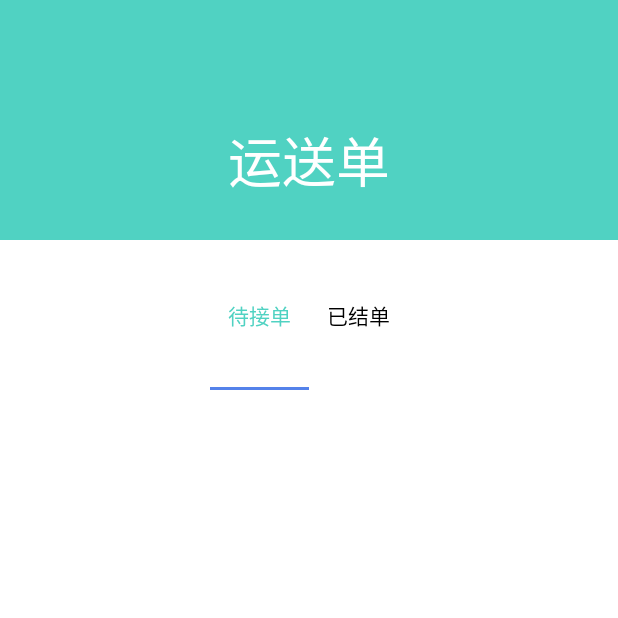
After one commit to zhougangwei/DcDeliver, an Android app: the WaybillReceiveActivity screen opened directly, with no data from a screen before it, on a phone screen of 412 x 824 dp, the top half of it. The commit adds this screen. Run offline under Robolectric (Android 15) with nearby library versions, the phone set to English and light mode, and no system bars; our stand-ins replace ButterKnife, CircleImageView.

Commit message:
第一次更新

```diff
--- a/app/build.gradle
+++ b/app/build.gradle
@@ -16,6 +16,8 @@ android {
             minifyEnabled false
             proguardFiles getDefaultProguardFile('proguard-android.txt'), 'proguard-rules.pro'
         }
+
+
     }
     configurations.all {
         resolutionStrategy.force 'com.google.code.findbugs:jsr305:1.3.9'
@@ -30,6 +32,11 @@ dependencies {
 
 
 
+
+    compile files('libs/ksoap2-android-assembly-3.3.0-jar-with-dependencies.jar')
+
+
+
     compile 'com.android.support:appcompat-v7:26.+'
     compile 'com.android.support.constraint:constraint-layout:1.0.2'
     compile 'io.reactivex:rxandroid:1.2.1'
@@ -39,15 +46,10 @@ dependencies {
     compile 'com.zhy:autolayout:1.4.5'
     compile 'com.blankj:utilcode:1.3.4'
     compile 'com.android.support:design:26.+'
-    testCompile 'junit:junit:4.12'
-
     compile 'jp.wasabeef:glide-transformations:2.0.1'
     compile 'com.squareup.okhttp3:okhttp:3.3.1'
     compile 'com.squareup.retrofit2:retrofit:2.0.2'
     compile 'com.squareup.retrofit2:converter-gson:2.0.2'
     compile 'com.squareup.retrofit2:adapter-rxjava:2.0.2'
-
-    compile files('libs/ksoap2-android-assembly-3.3.0-jar-with-dependencies.jar')
-
-
+    testCompile 'junit:junit:4.12'
 }
--- a/app/src/main/AndroidManifest.xml
+++ b/app/src/main/AndroidManifest.xml
@@ -48,6 +48,8 @@
             android:name=".LoginActivity2"
             android:label="@string/title_activity_login2">
         </activity>
+        <activity android:name=".activity.WaybillReceiveActivity">
+        </activity>
     </application>
 
 </manifest>
--- /dev/null
+++ b/app/src/main/java/deliver/aihui/com/dcdeliver/activity/WaybillReceiveActivity.java
@@ -0,0 +1,83 @@
+package deliver.aihui.com.dcdeliver.activity;
+
+import android.os.Bundle;
+import android.support.design.widget.TabLayout;
+import android.support.v4.view.ViewPager;
+import android.support.v7.app.AppCompatActivity;
+import android.support.v7.widget.RecyclerView;
+import android.view.View;
+import android.widget.LinearLayout;
+
+import java.util.ArrayList;
+import java.util.List;
+
+import butterknife.BindView;
+import butterknife.ButterKnife;
+import deliver.aihui.com.dcdeliver.R;
+import deliver.aihui.com.dcdeliver.adapter.InspectPagerAdapter;
+
+
+public class WaybillReceiveActivity extends AppCompatActivity implements TabLayout.OnTabSelectedListener {
+
+    @BindView(R.id.ll_title)
+    LinearLayout mLlTitle;
+    @BindView(R.id.tb)
+    TabLayout    mTb;
+    @BindView(R.id.vp)
+    ViewPager    mVp;
+    private InspectPagerAdapter mPagerAdapter;
+
+    String[] mTitleStrings = {
+            "待接单"
+            , "已结单"
+    };
+    //存放列表的
+    private List<RecyclerView> mViewList = new ArrayList<>();
+
+
+    @Override
+    protected void onCreate(Bundle savedInstanceState) {
+        super.onCreate(savedInstanceState);
+        setContentView(R.layout.activity_waybill_receive);
+        ButterKnife.bind(this);
+        initView();
+
+
+    }
+
+    private void initView() {
+        initRecyclView();
+        initTabLayout();
+
+    }
+
+    private void initRecyclView() {
+        RecyclerView waitingBill = (RecyclerView) View.inflate(this, R.layout.recycleview, null);
+        RecyclerView receivingBill = (RecyclerView) View.inflate(this, R.layout.recycleview, null);
+        mViewList.add(waitingBill);
+        mViewList.add(receivingBill);
+
+    }
+
+    private void initTabLayout() {
+        mPagerAdapter = new InspectPagerAdapter(mTitleStrings, mViewList, this);
+        mVp.setAdapter(mPagerAdapter);
+        mTb.setupWithViewPager(mVp);
+        mTb.addOnTabSelectedListener(this);
+    }
+
+    @Override
+    public void onTabSelected(TabLayout.Tab tab) {
+
+    }
+
+    @Override
+    public void onTabUnselected(TabLayout.Tab tab) {
+
+    }
+
+    @Override
+    public void onTabReselected(TabLayout.Tab tab) {
+
+    }
+}
--- /dev/null
+++ b/app/src/main/java/deliver/aihui/com/dcdeliver/adapter/InspectPagerAdapter.java
@@ -0,0 +1,59 @@
+package deliver.aihui.com.dcdeliver.adapter;
+
+import android.content.Context;
+import android.support.v4.view.PagerAdapter;
+import android.support.v7.widget.RecyclerView;
+import android.view.View;
+import android.view.ViewGroup;
+
+import java.util.List;
+
+/**
+ * @ 创建者   zhou
+ * @ 创建时间   2017/7/12 16:08
+ * @ 描述    ${TODO}
+ * @ 更新者  $AUTHOR$
+ * @ 更新时间    2017/7/12$
+ * @ 更新描述  ${TODO}
+ */
+
+public class InspectPagerAdapter extends PagerAdapter {
+
+    List<RecyclerView> mViewList;
+    String[] mTitleStrings = new String[]{};
+    Context            mContext;
+
+
+    public InspectPagerAdapter( String[] titleStrings, List<RecyclerView> datas, Context context) {
+        mViewList = datas;
+        this.mTitleStrings = titleStrings;
+        mContext = context;
+    }
+
+    @Override
+    public int getCount() {
+        return mViewList == null ? 0 : mViewList.size();
+    }
+
+    @Override
+    public boolean isViewFromObject(View view, Object object) {
+        return view == object;
+    }
+
+    @Override
+    public Object instantiateItem(ViewGroup container, int position) {
+        container.addView(mViewList.get(position));//添加页卡
+        return mViewList.get(position);
+    }
+
+    @Override
+    public void destroyItem(ViewGroup container, int position, Object object) {
+        container.removeView(mViewList.get(position));//删除页卡
+    }
+
+    @Override
+    public CharSequence getPageTitle(int position) {
+        return mTitleStrings[position];//页卡标题
+    }
+
+}
--- a/app/src/main/java/deliver/aihui/com/dcdeliver/base/AppActivity.java
+++ b/app/src/main/java/deliver/aihui/com/dcdeliver/base/AppActivity.java
@@ -12,6 +12,7 @@ import android.view.WindowManager;
 import com.zhy.autolayout.AutoFrameLayout;
 import com.zhy.autolayout.AutoLinearLayout;
 import com.zhy.autolayout.AutoRelativeLayout;
+import com.zhy.autolayout.config.AutoLayoutConifg;
 
 import java.text.SimpleDateFormat;
 import java.util.List;
@@ -54,7 +55,7 @@ public abstract class AppActivity extends BaseActivity {
         }
         addColorStatus();
         ActivityManager.getInstance().addActivity(this);
-
+        AutoLayoutConifg.getInstance().useDeviceSize();
         initView();
 
 
--- /dev/null
+++ b/app/src/main/res/layout/activity_waybill_receive.xml
@@ -0,0 +1,39 @@
+<?xml version="1.0" encoding="utf-8"?>
+<RelativeLayout
+    android:background="@color/white"
+    xmlns:android="http://schemas.android.com/apk/res/android"
+    xmlns:app="http://schemas.android.com/apk/res-auto"
+    xmlns:tools="http://schemas.android.com/tools"
+    android:layout_width="match_parent"
+    android:layout_height="match_parent"
+   >
+    <include
+        layout="@layout/include_small_title"></include>
+    <TextView
+        android:textColor="@color/white"
+        android:layout_marginTop="120px"
+        android:layout_centerHorizontal="true"
+        android:text="运送单"
+        android:textSize="54px"
+        android:layout_width="wrap_content"
+        android:layout_height="wrap_content"/>
+
+    <android.support.design.widget.TabLayout
+        android:layout_below="@+id/ll_title"
+        app:tabTextColor="@color/black"
+        android:id="@+id/tb"
+        android:layout_width="match_parent"
+        android:layout_height="150px"
+        app:tabGravity="center"
+        app:tabMode="fixed"
+        app:tabSelectedTextColor="@color/appColor">
+    </android.support.design.widget.TabLayout>
+
+    <android.support.v4.view.ViewPager
+        android:id="@+id/vp"
+        android:layout_width="match_parent"
+        android:layout_height="match_parent"
+        android:layout_below="@+id/tb">
+    </android.support.v4.view.ViewPager>
+
+</RelativeLayout>
--- a/app/src/main/res/layout/include_small_title.xml
+++ b/app/src/main/res/layout/include_small_title.xml
@@ -1,9 +1,11 @@
 <?xml version="1.0" encoding="utf-8"?>
 
-
 <LinearLayout
+    android:orientation="vertical"
+    android:id="@+id/ll_title"
     xmlns:android="http://schemas.android.com/apk/res/android"
     android:layout_width="match_parent"
-    android:layout_height="160px"
+    android:layout_height="240px"
+    android:background="@color/appColor"
     android:layout_centerHorizontal="true"
    />
--- /dev/null
+++ b/app/src/main/res/layout/recycleview.xml
@@ -0,0 +1,11 @@
+<?xml version="1.0" encoding="utf-8"?>
+
+<android.support.v7.widget.RecyclerView
+    xmlns:android="http://schemas.android.com/apk/res/android"
+    xmlns:app="http://schemas.android.com/apk/res-auto"
+    android:id="@+id/rv"
+    android:layout_width="match_parent"
+    android:layout_height="match_parent"
+    android:layout_marginTop="48px"
+    android:background="@color/swipe_background_color">
+</android.support.v7.widget.RecyclerView>
--- a/build.gradle
+++ b/build.gradle
@@ -3,7 +3,9 @@
 buildscript {
     repositories {
         jcenter()
+        mavenCentral()
     }
+
     dependencies {
         classpath 'com.android.tools.build:gradle:2.3.2'
 
```
